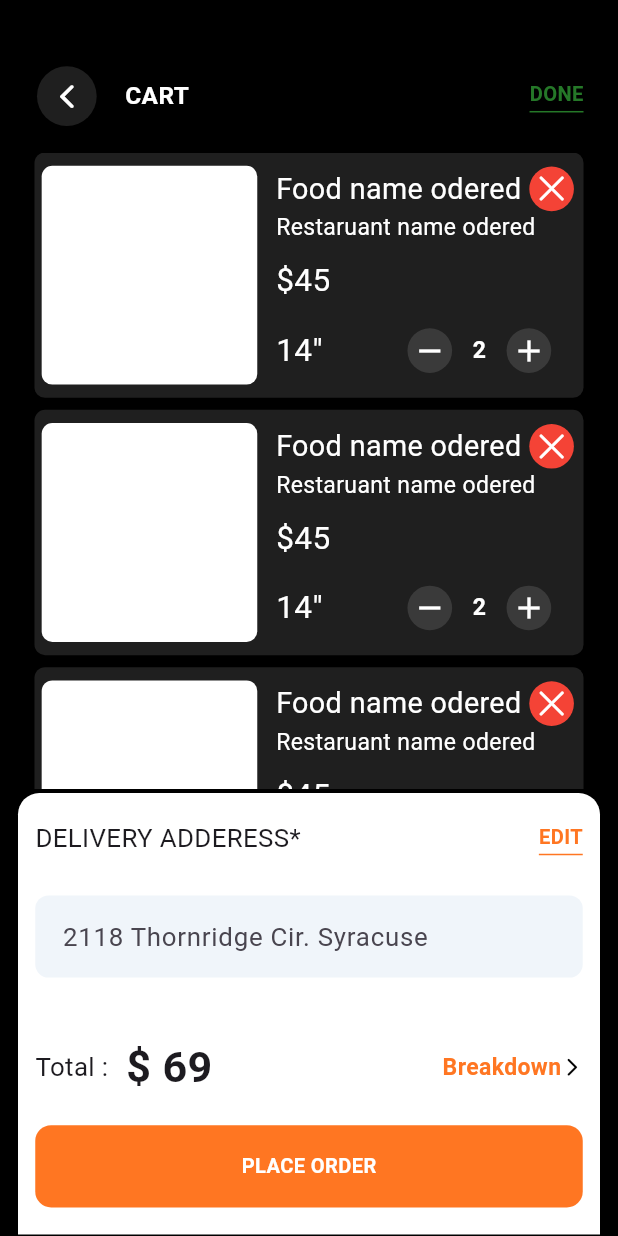
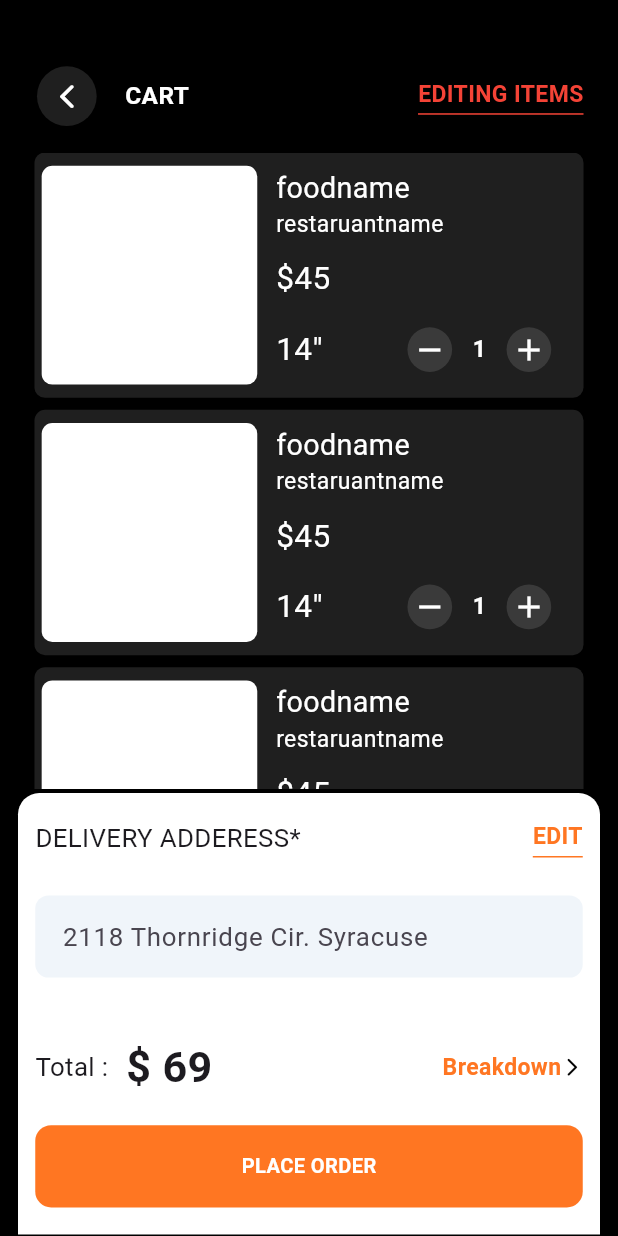
Before and after one commit to Saravanan-vc/food-commerce, a Flutter app: the CartEditingView screen opened directly, on a phone screen of 412 x 824 dp. Run offline on Flutter 3.47's test engine with Material 3 defaults, Android fonts, the phone set to English and light mode, and no system bars; our stand-ins replace flutter_hooks, flutter_screenutil, get, permission_handler, smooth_page_indicator, timeline_tile; missing offline and left inert: tutorial_coach_mark.

Commit message:
changed the eiditng one cart side

```diff
--- /dev/null
+++ b/lib/controller/cart_get_controller.dart
@@ -0,0 +1,15 @@
+import 'package:flutter/material.dart';
+import 'package:food/ui/colors_ui.dart';
+import 'package:get/get.dart';
+
+class CartGetController {
+  RxString editing = "EDITING ITEMS".obs;
+  RxBool isediting = false.obs;
+  Rx<Color> color = Fredcolor.obs;
+
+  void changetoediti() {
+    isediting.value = !isediting.value;
+    isediting.value ? editing.value = "Done" : editing.value = "EDITING ITEMS";
+    color.value = isediting.value ? Fgreencolor : Fredcolor;
+  }
+}
--- a/lib/main.dart
+++ b/lib/main.dart
@@ -1,12 +1,13 @@
 import 'package:flutter/material.dart';
 import 'package:flutter_screenutil/flutter_screenutil.dart';
-import 'package:food/controller/authentication_controller.dart';
+import 'package:food/constains/dependisinjection/dependisinjection.dart';
+import 'package:food/controller/authenticationprovider_controller.dart';
 import 'package:food/ui/colors_ui.dart';
 import 'package:food/view/login_onboarding_splash/splash_view.dart';
-import 'package:food/widgets/timerdecrese_widgets.dart';
 import 'package:provider/provider.dart';
 
 void main() {
+  Dependisinjection.getxcontrollerAll();
   runApp(const MyApp());
 }
 
@@ -24,7 +25,6 @@ class MyApp extends StatelessWidget {
                 create: (_) => AuthenticationControllerLoginScreen()),
             ChangeNotifierProvider(
                 create: (_) => AuthenticationControllerForgetnScreen()),
-            ChangeNotifierProvider(create: (_) => TimerdecreseWidgets()),
             ChangeNotifierProvider(
                 create: (_) => AuthenticationControllerSignScreen())
           ],
--- /dev/null
+++ b/lib/model/cartitem_model.dart
@@ -0,0 +1,12 @@
+class CartitemModel {
+  final String foodname;
+  final String restaruantname;
+  final String price;
+  final String ordercount;
+  CartitemModel(
+      {required this.foodname,
+      required this.restaruantname,
+      required this.price,
+      required this.ordercount
+      });
+}
--- a/lib/view/cart_editing_view.dart
+++ b/lib/view/cart_editing_view.dart
@@ -1,18 +1,24 @@
 import 'package:flutter/cupertino.dart';
 import 'package:flutter/material.dart';
 import 'package:flutter_screenutil/flutter_screenutil.dart';
+import 'package:food/controller/cart_get_controller.dart';
+import 'package:food/model/cartitem_model.dart';
 import 'package:food/ui/colors_ui.dart';
 import 'package:food/ui/extension/overall_extension.dart';
 import 'package:food/view/payment_view.dart';
 import 'package:food/widgets/button_widgets.dart';
 import 'package:food/widgets/inputfield_widgets.dart';
 import 'package:food/widgets/restaurants_card.dart';
+import 'package:get/get.dart';
 
 class CartEditingView extends StatelessWidget {
   const CartEditingView({super.key});
 
   @override
   Widget build(BuildContext context) {
+    CartGetController cartGetController =
+        Get.find<CartGetController>(tag: "cart");
+    return Obx(() {
       return Scaffold(
         body: Stack(
           children: [
@@ -60,7 +66,9 @@ class CartEditingView extends StatelessWidget {
                           ],
                         ),
                         Aunderbutton1(
-                          ontap: () {}, text: "DONE", textcolor: Fgreencolor)
+                            ontap: cartGetController.changetoediti,
+                            text: cartGetController.editing.value,
+                            textcolor: cartGetController.color.value)
                       ],
                     ),
                     SizedBox(
@@ -72,8 +80,13 @@ class CartEditingView extends StatelessWidget {
                         shrinkWrap: true,
                         itemCount: 8,
                         itemBuilder: (context, index) {
-                        return const CartviewingCard(
-                          remove: true,
+                          return CartviewingCard(
+                            remove: cartGetController.isediting.value,
+                            cartitemModel: CartitemModel(
+                                foodname: "foodname",
+                                restaruantname: "restaruantname",
+                                price: "45",
+                                ordercount: "1"),
                           );
                         },
                       ),
@@ -156,5 +169,6 @@ class CartEditingView extends StatelessWidget {
           ],
         ),
       );
+    });
   }
 }
--- a/lib/view/home_view.dart
+++ b/lib/view/home_view.dart
@@ -5,7 +5,7 @@ import 'package:food/constains/food_constains.dart';
 import 'package:food/ui/colors_ui.dart';
 import 'package:food/ui/extension/overall_extension.dart';
 import 'package:food/ui/tutroial.dart';
-import 'package:food/view/cart_view.dart';
+import 'package:food/view/cart_editing_view.dart';
 import 'package:food/view/search_view.dart';
 import 'package:food/widgets/rectanglechip_widget.dart';
 import 'package:food/widgets/restaurants_card.dart';
@@ -86,7 +86,7 @@ class _HomeViewState extends State<HomeView> {
                   GestureDetector(
                     onTap: () {
                       Navigator.of(context).push(MaterialPageRoute(
-                          builder: (context) => const CartView()));
+                          builder: (context) => const CartEditingView()));
                     },
                     child: Container(
                       key: tutroial.lobalKey,
--- a/lib/view/login_onboarding_splash/forgot_view.dart
+++ b/lib/view/login_onboarding_splash/forgot_view.dart
@@ -1,6 +1,6 @@
 import 'package:flutter/material.dart';
 import 'package:flutter_screenutil/flutter_screenutil.dart';
-import 'package:food/controller/authentication_controller.dart';
+import 'package:food/controller/authenticationprovider_controller.dart';
 import 'package:food/ui/colors_ui.dart';
 import 'package:food/ui/images_ui.dart';
 import 'package:food/widgets/button_widgets.dart';
--- a/lib/view/login_onboarding_splash/login_view.dart
+++ b/lib/view/login_onboarding_splash/login_view.dart
@@ -2,7 +2,7 @@
 
 import 'package:flutter/material.dart';
 import 'package:flutter_screenutil/flutter_screenutil.dart';
-import 'package:food/controller/authentication_controller.dart';
+import 'package:food/controller/authenticationprovider_controller.dart';
 import 'package:food/ui/colors_ui.dart';
 import 'package:food/ui/images_ui.dart';
 import 'package:food/view/login_onboarding_splash/forgot_view.dart';
--- a/lib/view/login_onboarding_splash/sigin_view.dart
+++ b/lib/view/login_onboarding_splash/sigin_view.dart
@@ -1,6 +1,6 @@
 import 'package:flutter/material.dart';
 import 'package:flutter_screenutil/flutter_screenutil.dart';
-import 'package:food/controller/authentication_controller.dart';
+import 'package:food/controller/authenticationprovider_controller.dart';
 import 'package:food/ui/colors_ui.dart';
 import 'package:food/ui/images_ui.dart';
 import 'package:food/widgets/button_widgets.dart';
--- a/lib/widgets/button_widgets.dart
+++ b/lib/widgets/button_widgets.dart
@@ -116,7 +116,7 @@ class Aunderbutton1 extends StatelessWidget {
           child: Text(
             text,
             style: TextStyle(
-                fontSize: 14.sp, fontWeight: FontWeight.w600, color: textcolor),
+                fontSize: 16.sp, fontWeight: FontWeight.w600, color: textcolor),
           ),
         ),
       ),
--- a/lib/widgets/restaurants_card.dart
+++ b/lib/widgets/restaurants_card.dart
@@ -1,6 +1,7 @@
 import 'package:flutter/cupertino.dart';
 import 'package:flutter/material.dart';
 import 'package:flutter_screenutil/flutter_screenutil.dart';
+import 'package:food/model/cartitem_model.dart';
 import 'package:food/ui/colors_ui.dart';
 import 'package:food/ui/extension/overall_extension.dart';
 import 'package:food/view/detail_screen/restarunats_detail.dart';
@@ -94,11 +95,15 @@ class RestaurantsCard extends StatelessWidget {
 // cart side viewing add to cart card
 class CartviewingCard extends StatelessWidget {
   final bool remove;
-  const CartviewingCard({super.key, required this.remove});
+  final CartitemModel cartitemModel;
+  const CartviewingCard(
+      {super.key, required this.remove, required this.cartitemModel});
 
   @override
   Widget build(BuildContext context) {
-    return Padding(
+    return Stack(
+      children: [
+        Padding(
           padding: const EdgeInsets.only(bottom: 8.0),
           child: Container(
             decoration: BoxDecoration(
@@ -125,35 +130,22 @@ class CartviewingCard extends StatelessWidget {
                     children: [
                       const Spacer(),
                       Row(
+                        mainAxisAlignment: MainAxisAlignment.spaceBetween,
                         children: [
                           Text(
-                        "Food name odered",
-                        style: TextStyle(color: Fwhitcolor, fontSize: 20.sp),
+                            cartitemModel.foodname,
+                            style:
+                                TextStyle(color: Fwhitcolor, fontSize: 20.sp),
                           ),
-                      remove
-                          ? Container(
-                              margin: EdgeInsets.only(left: 6.h),
-                              decoration: const BoxDecoration(
-                                color: Fredcolor,
-                                shape: BoxShape.circle,
-                              ),
-                              padding: EdgeInsets.all(3.sp),
-                              child: const Center(
-                                  child: Icon(
-                                CupertinoIcons.clear,
-                                color: Fwhitcolor,
-                              )),
-                            )
-                          : const SizedBox(),
                         ],
                       ),
                       Text(
-                    "Restaruant name odered",
+                        cartitemModel.restaruantname,
                         style: TextStyle(color: Fwhitcolor, fontSize: 16.sp),
                       ),
                       const Spacer(),
                       Text(
-                    r"$45",
+                        r"$" + cartitemModel.price,
                         style: TextStyle(color: Fwhitcolor, fontSize: 22.sp),
                       ),
                       const Spacer(),
@@ -162,7 +154,8 @@ class CartviewingCard extends StatelessWidget {
                         children: [
                           Text(
                             '''14"''',
-                        style: TextStyle(fontSize: 22.sp, color: Fwhitcolor),
+                            style:
+                                TextStyle(fontSize: 22.sp, color: Fwhitcolor),
                           ),
                           Container(
                             margin: EdgeInsets.only(left: 45.w),
@@ -176,7 +169,8 @@ class CartviewingCard extends StatelessWidget {
                                 color: Ftranscolor),
                             child: Center(
                               child: Row(
-                            mainAxisAlignment: MainAxisAlignment.spaceBetween,
+                                mainAxisAlignment:
+                                    MainAxisAlignment.spaceBetween,
                                 crossAxisAlignment: CrossAxisAlignment.center,
                                 children: [
                                   Container(
@@ -191,7 +185,7 @@ class CartviewingCard extends StatelessWidget {
                                     )),
                                   ),
                                   Text(
-                                "2",
+                                    cartitemModel.ordercount,
                                     style: TextStyle(
                                         fontSize: 16.sp,
                                         color: Fwhitcolor,
@@ -221,6 +215,30 @@ class CartviewingCard extends StatelessWidget {
               ],
             ),
           ),
+        ),
+        Positioned(
+          right: 12,
+          top: 12,
+          child: (remove)
+              ? GestureDetector(
+                  onTap: () {},
+                  child: Container(
+                    decoration: const BoxDecoration(
+                      color: Fredcolor,
+                      shape: BoxShape.circle,
+                    ),
+                    padding: EdgeInsets.all(4.sp),
+                    child: Center(
+                        child: Icon(
+                      size: 16.sp,
+                      CupertinoIcons.clear,
+                      color: Fwhitcolor,
+                    )),
+                  ),
+                )
+              : const SizedBox(),
+        )
+      ],
     );
   }
 }
--- a/pubspec.yaml
+++ b/pubspec.yaml
@@ -40,6 +40,7 @@ dependencies:
   provider: ^6.1.2
   permission_handler: ^11.3.1
   timeline_tile: ^2.0.0
+  get: ^4.6.6
 
   # The following adds the Cupertino Icons font to your application.
   # Use with the CupertinoIcons class for iOS style icons.
```
Also changed, not shown: lib/constains/dependisinjection/dependisinjection.dart (added, +10 -0 lines), lib/view/cart_view.dart (deleted, +0 -160 lines), lib/view/login_onboarding_splash/verifiy_view.dart (+9 -11 lines), lib/widgets/timerdecrese_widgets.dart (+5 -5 lines), lib/controller/authenticationprovider_controller.dart (renamed from lib/controller/authentication_controller.dart), pubspec.lock. Lines whose indentation alone changed are shown as unchanged.
